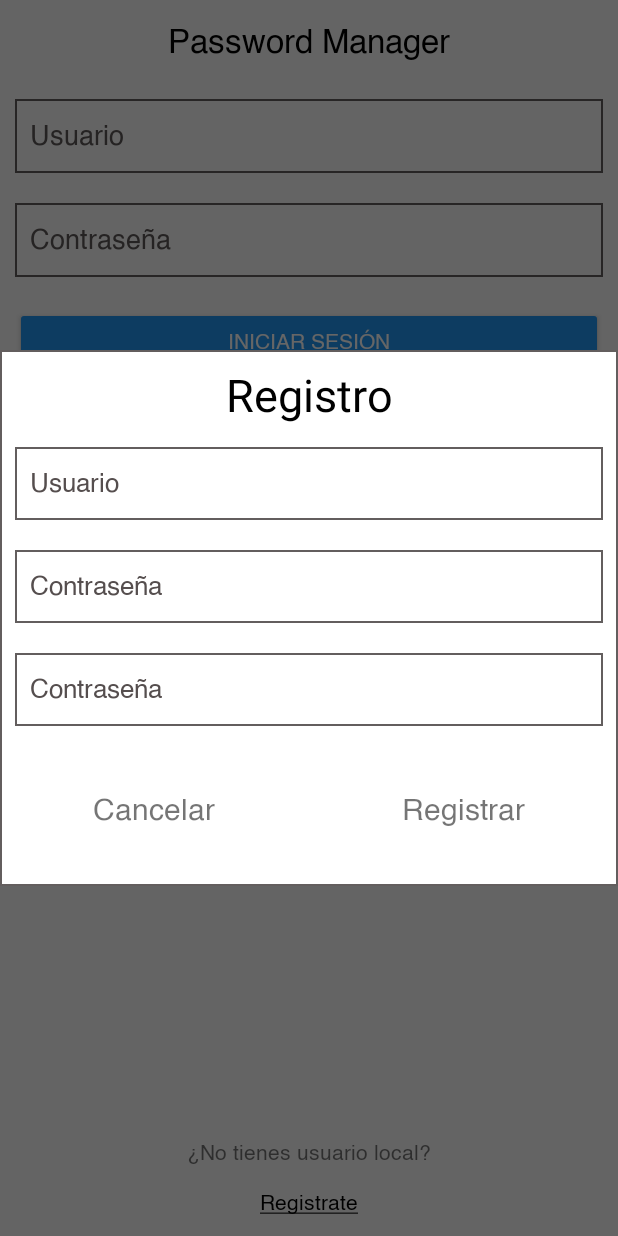
After one commit to AbrahamLCodes/PasswordManager, an Android app: the fragment SignUpFragment placed in its activity, on a phone screen of 412 x 824 dp. The commit adds this screen. Run offline under Robolectric (Android 15) with nearby library versions, the phone set to English and light mode, and no system bars.

Commit message:
Signin and Signup screens added

```diff
--- a/app/src/main/java/portafolio/apps/passwordmanager/MainActivity.kt
+++ b/app/src/main/java/portafolio/apps/passwordmanager/MainActivity.kt
@@ -2,10 +2,39 @@ package portafolio.apps.passwordmanager
 
 import androidx.appcompat.app.AppCompatActivity
 import android.os.Bundle
+import android.view.View
+import android.widget.Button
+import android.widget.TextView
+import android.widget.Toast
 
-class MainActivity : AppCompatActivity() {
+class MainActivity : AppCompatActivity(), View.OnClickListener {
+
     override fun onCreate(savedInstanceState: Bundle?) {
         super.onCreate(savedInstanceState)
         setContentView(R.layout.activity_main)
+
+        val loginBtn: Button = findViewById(R.id.loginBtn)
+        val registerBtn: TextView = findViewById(R.id.registrarBtn)
+
+        loginBtn.setOnClickListener(this)
+        registerBtn.setOnClickListener(this)
+    }
+
+    override fun onClick(v: View?) {
+        if (v != null) {
+            when (v.id) {
+                R.id.registrarBtn -> {
+                    val sf = SignUpFragment()
+                    sf.show(supportFragmentManager, "Registrar")
+                }
+                R.id.loginBtn -> {
+                    Toast.makeText(
+                            applicationContext,
+                            "Accion Login en Construccion",
+                            Toast.LENGTH_SHORT
+                    ).show()
+                }
+            }
+        }
     }
 }
--- /dev/null
+++ b/app/src/main/java/portafolio/apps/passwordmanager/SignUpFragment.kt
@@ -0,0 +1,44 @@
+package portafolio.apps.passwordmanager
+
+import android.graphics.drawable.ColorDrawable
+import android.os.Bundle
+import android.view.LayoutInflater
+import android.view.View
+import android.view.ViewGroup
+import android.widget.TextView
+import android.widget.Toast
+import androidx.appcompat.app.AppCompatDialogFragment
+
+class SignUpFragment : AppCompatDialogFragment(), View.OnClickListener {
+
+    override fun onCreateView(inflater: LayoutInflater, container: ViewGroup?, savedInstanceState: Bundle?): View? {
+        var color = ColorDrawable(android.graphics.Color.TRANSPARENT)
+        dialog?.window?.setBackgroundDrawable(color)
+        return inflater.inflate(R.layout.signup_fragmet, container, false)
+    }
+
+    override fun onViewCreated(view: View, savedInstanceState: Bundle?) {
+        super.onViewCreated(view, savedInstanceState)
+        val accpet: TextView = view.findViewById(R.id.accept)
+        val cancel: TextView = view.findViewById(R.id.cancel)
+        accpet.setOnClickListener(this)
+        cancel.setOnClickListener(this)
+    }
+
+    override fun onClick(p0: View?) {
+        if (p0 != null) {
+            when (p0.id) {
+                R.id.accept -> {
+                    Toast.makeText(
+                            dialog?.context,
+                            "Accion Registrar en Construccion",
+                            Toast.LENGTH_SHORT
+                    ).show()
+                }
+                R.id.cancel -> {
+                    dialog?.dismiss()
+                }
+            }
+        }
+    }
+}
--- a/app/src/main/res/layout/activity_main.xml
+++ b/app/src/main/res/layout/activity_main.xml
@@ -1,18 +1,76 @@
 <?xml version="1.0" encoding="utf-8"?>
-<androidx.constraintlayout.widget.ConstraintLayout xmlns:android="http://schemas.android.com/apk/res/android"
-    xmlns:app="http://schemas.android.com/apk/res-auto"
+<LinearLayout xmlns:android="http://schemas.android.com/apk/res/android"
     xmlns:tools="http://schemas.android.com/tools"
     android:layout_width="match_parent"
     android:layout_height="match_parent"
+    android:orientation="vertical"
     tools:context=".MainActivity">
 
     <TextView
-        android:layout_width="wrap_content"
+        android:layout_width="match_parent"
         android:layout_height="wrap_content"
-        android:text="Hello World!"
-        app:layout_constraintBottom_toBottomOf="parent"
-        app:layout_constraintLeft_toLeftOf="parent"
-        app:layout_constraintRight_toRightOf="parent"
-        app:layout_constraintTop_toTopOf="parent" />
+        android:fontFamily="@font/helvetica"
+        android:gravity="center"
+        android:padding="10dp"
+        android:text="Password Manager"
+        android:textColor="@color/black"
+        android:textSize="22sp" />
 
-</androidx.constraintlayout.widget.ConstraintLayout>
+    <EditText
+        android:id="@+id/usuario"
+        android:layout_width="match_parent"
+        android:layout_height="wrap_content"
+        android:layout_margin="10dp"
+        android:background="@layout/shape_input"
+        android:fontFamily="@font/helvetica"
+        android:hint="Usuario"
+        android:inputType="textCapSentences"
+        android:padding="10dp"
+        android:textColorHint="#5E5858" />
+
+    <EditText
+        android:id="@+id/contra"
+        android:layout_width="match_parent"
+        android:layout_height="wrap_content"
+        android:layout_margin="10dp"
+        android:background="@layout/shape_input"
+        android:fontFamily="@font/helvetica"
+        android:hint="Contraseña"
+        android:inputType="textPassword"
+        android:padding="10dp"
+        android:textColorHint="#5E5858" />
+
+    <Button
+        android:id="@+id/loginBtn"
+        android:layout_width="match_parent"
+        android:layout_height="wrap_content"
+        android:layout_margin="10dp"
+        android:backgroundTint="#2196F3"
+        android:fontFamily="@font/helvetica"
+        android:text="Iniciar Sesión"
+        android:textColor="@color/white" />
+
+    <LinearLayout
+        android:layout_width="match_parent"
+        android:layout_height="match_parent"
+        android:gravity="bottom"
+        android:orientation="vertical">
+
+        <TextView
+            android:layout_width="match_parent"
+            android:layout_height="wrap_content"
+            android:fontFamily="@font/helvetica"
+            android:gravity="center"
+            android:text="¿No tienes usuario local?" />
+
+        <TextView
+            android:id="@+id/registrarBtn"
+            android:layout_width="match_parent"
+            android:layout_height="wrap_content"
+            android:fontFamily="@font/helvetica"
+            android:gravity="center"
+            android:padding="10dp"
+            android:text="@string/registrate"
+            android:textColor="@color/black" />
+    </LinearLayout>
+</LinearLayout>
--- /dev/null
+++ b/app/src/main/res/layout/shape_dialog.xml
@@ -0,0 +1,14 @@
+<?xml version="1.0" encoding="utf-8"?>
+<shape xmlns:android="http://schemas.android.com/apk/res/android"
+    android:shape="rectangle">
+
+    <stroke
+        android:width="1dp"
+        android:color="#635E5E" />
+
+    <solid android:color="#FFFFFF" />
+
+    <padding
+        android:bottom="4dp"
+        android:top="4dp" />
+</shape>
--- /dev/null
+++ b/app/src/main/res/layout/shape_input.xml
@@ -0,0 +1,12 @@
+<?xml version="1.0" encoding="utf-8"?>
+<shape xmlns:android="http://schemas.android.com/apk/res/android"
+    android:shape="rectangle">
+
+    <stroke
+        android:width="1dp"
+        android:color="#635E5E" />
+
+    <padding
+        android:bottom="4dp"
+        android:top="4dp" />
+</shape>
--- /dev/null
+++ b/app/src/main/res/layout/signup_fragmet.xml
@@ -0,0 +1,91 @@
+<?xml version="1.0" encoding="utf-8"?>
+<LinearLayout xmlns:android="http://schemas.android.com/apk/res/android"
+    android:layout_width="match_parent"
+    android:layout_height="match_parent"
+    android:background="@layout/shape_dialog"
+    android:orientation="vertical">
+
+    <!-- A blank view to force the layout to be full-width -->
+    <View
+        android:layout_width="wrap_content"
+        android:layout_height="0.1dp"
+        android:layout_gravity="fill_horizontal" />
+
+    <TextView
+        android:layout_width="match_parent"
+        android:layout_height="50dp"
+        android:gravity="center"
+        android:text="Registro"
+        android:textColor="#000000"
+        android:textSize="30sp" />
+
+    <EditText
+        android:id="@+id/usuario"
+        android:layout_width="match_parent"
+        android:layout_height="wrap_content"
+        android:layout_margin="10dp"
+        android:background="@layout/shape_input"
+        android:fontFamily="@font/helvetica"
+        android:hint="Usuario"
+        android:inputType="textCapSentences"
+        android:padding="10dp"
+        android:textColor="#000"
+        android:textColorHint="#554E4E"
+        android:textSize="17sp" />
+
+    <EditText
+        android:id="@+id/password1"
+        android:layout_width="match_parent"
+        android:layout_height="wrap_content"
+        android:layout_margin="10dp"
+        android:background="@layout/shape_input"
+        android:fontFamily="@font/helvetica"
+        android:hint="Contraseña"
+        android:inputType="textPassword"
+        android:padding="10dp"
+        android:textColor="#000"
+        android:textColorHint="#554E4E"
+        android:textSize="17sp" />
+
+    <EditText
+        android:id="@+id/password2"
+        android:layout_width="match_parent"
+        android:layout_height="wrap_content"
+        android:layout_margin="10dp"
+        android:background="@layout/shape_input"
+        android:fontFamily="@font/helvetica"
+        android:hint="Contraseña"
+        android:inputType="textPassword"
+        android:padding="10dp"
+        android:textColor="#000"
+        android:textColorHint="#554E4E"
+        android:textSize="17sp" />
+
+    <LinearLayout
+        android:layout_width="match_parent"
+        android:layout_height="wrap_content"
+        android:orientation="horizontal">
+
+        <TextView
+            android:id="@+id/cancel"
+            android:layout_width="0dp"
+            android:layout_height="match_parent"
+            android:layout_margin="30dp"
+            android:layout_weight="1"
+            android:fontFamily="@font/helvetica"
+            android:gravity="center"
+            android:text="Cancelar"
+            android:textSize="20sp" />
+
+        <TextView
+            android:id="@+id/accept"
+            android:layout_width="0dp"
+            android:layout_height="match_parent"
+            android:layout_margin="30dp"
+            android:layout_weight="1"
+            android:fontFamily="@font/helvetica"
+            android:gravity="center"
+            android:text="Registrar"
+            android:textSize="20sp" />
+    </LinearLayout>
+</LinearLayout>
--- a/app/src/main/res/values/strings.xml
+++ b/app/src/main/res/values/strings.xml
@@ -1,3 +1,5 @@
 <resources>
     <string name="app_name">PasswordManager</string>
+
+    <string name="registrate"><u>Registrate</u></string>
 </resources>
--- a/app/src/main/res/values/themes.xml
+++ b/app/src/main/res/values/themes.xml
@@ -1,9 +1,9 @@
 <resources xmlns:tools="http://schemas.android.com/tools">
     <!-- Base application theme. -->
-    <style name="Theme.PasswordManager" parent="Theme.MaterialComponents.DayNight.DarkActionBar">
+    <style name="Theme.PasswordManager" parent="Theme.AppCompat.Light.NoActionBar">
         <!-- Primary brand color. -->
-        <item name="colorPrimary">@color/purple_500</item>
-        <item name="colorPrimaryVariant">@color/purple_700</item>
+        <item name="colorPrimary">#343235</item>
+        <item name="colorPrimaryVariant">#39383A</item>
         <item name="colorOnPrimary">@color/white</item>
         <!-- Secondary brand color. -->
         <item name="colorSecondary">@color/teal_200</item>
```
Also changed, not shown: app/src/main/res/font/helvetica.ttf (added).
